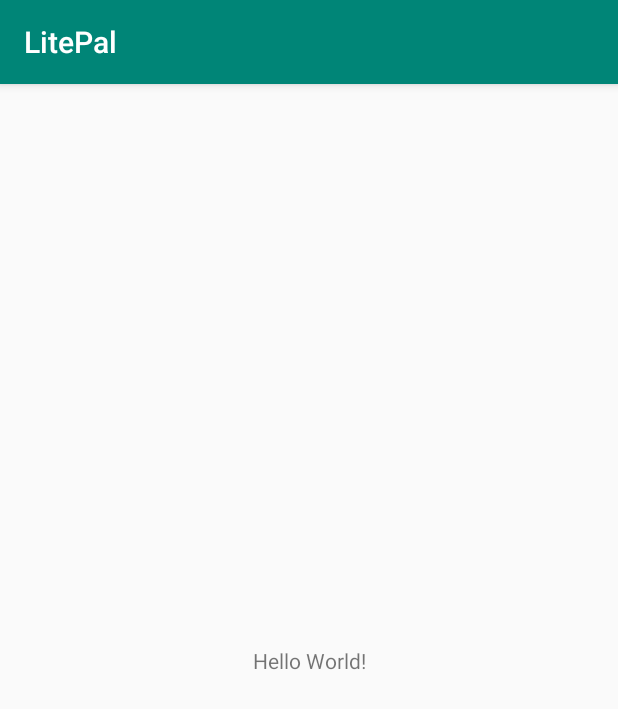
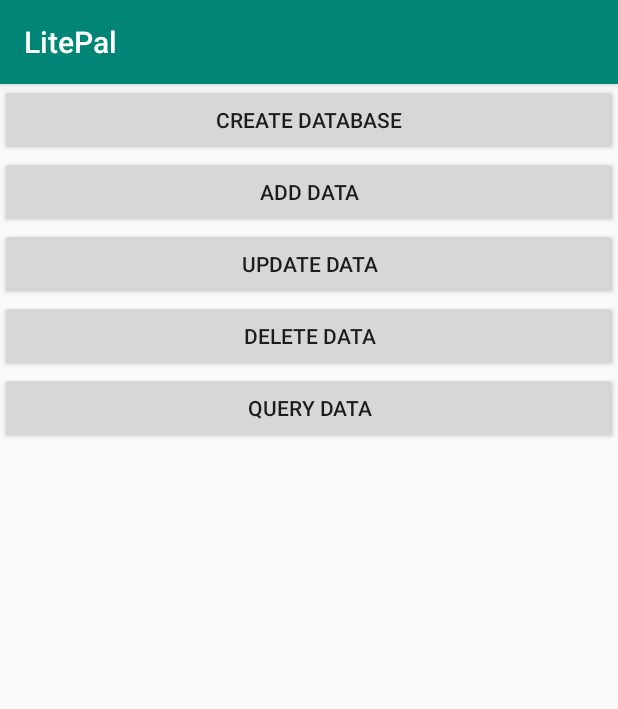
Before and after one commit to zqzal/LitePalTest, an Android app: the screen it shows after launch (MainActivity), on a phone screen of 412 x 824 dp. Shown: the top 709 px of the screen. Run offline under Robolectric (Android 15) with nearby library versions, the phone set to English and light mode, and no system bars; libraries missing offline, so code that uses them is left out: org.litepal.

Commit message:
Litepal init

```diff
--- a/app/src/main/AndroidManifest.xml
+++ b/app/src/main/AndroidManifest.xml
@@ -3,6 +3,7 @@
     package="com.xuxi.litepal">
 
     <application
+        android:name="org.litepal.LitePalApplication"
         android:allowBackup="true"
         android:icon="@mipmap/ic_launcher"
         android:label="@string/app_name"
--- a/app/src/main/java/com/xuxi/litepal/MainActivity.java
+++ b/app/src/main/java/com/xuxi/litepal/MainActivity.java
@@ -3,6 +3,10 @@ package com.xuxi.litepal;
 import androidx.appcompat.app.AppCompatActivity;
 
 import android.os.Bundle;
+import android.view.View;
+import android.widget.Button;
+
+import org.litepal.LitePal;
 
 public class MainActivity extends AppCompatActivity {
 
@@ -10,5 +14,14 @@ public class MainActivity extends AppCompatActivity {
     protected void onCreate(Bundle savedInstanceState) {
         super.onCreate(savedInstanceState);
         setContentView(R.layout.activity_main);
+
+        Button createDatabase = findViewById(R.id.create_database);
+        createDatabase.setOnClickListener(new View.OnClickListener() {
+            @Override
+            public void onClick(View view) {
+                LitePal.getDatabase();
+            }
+        });
+
     }
 }
--- a/app/src/main/res/layout/activity_main.xml
+++ b/app/src/main/res/layout/activity_main.xml
@@ -1,18 +1,37 @@
 <?xml version="1.0" encoding="utf-8"?>
-<androidx.constraintlayout.widget.ConstraintLayout xmlns:android="http://schemas.android.com/apk/res/android"
-    xmlns:app="http://schemas.android.com/apk/res-auto"
-    xmlns:tools="http://schemas.android.com/tools"
+<LinearLayout xmlns:android="http://schemas.android.com/apk/res/android"
+    android:orientation="vertical"
     android:layout_width="match_parent"
-    android:layout_height="match_parent"
-    tools:context=".MainActivity">
+    android:layout_height="match_parent">
 
-    <TextView
-        android:layout_width="wrap_content"
+    <Button
+        android:id="@+id/create_database"
+        android:layout_width="match_parent"
         android:layout_height="wrap_content"
-        android:text="Hello World!"
-        app:layout_constraintBottom_toBottomOf="parent"
-        app:layout_constraintLeft_toLeftOf="parent"
-        app:layout_constraintRight_toRightOf="parent"
-        app:layout_constraintTop_toTopOf="parent" />
+        android:text="create database"/>
 
-</androidx.constraintlayout.widget.ConstraintLayout>
+    <Button
+        android:id="@+id/add_data"
+        android:layout_width="match_parent"
+        android:layout_height="wrap_content"
+        android:text="Add data"/>
+
+    <Button
+        android:id="@+id/update_data"
+        android:layout_width="match_parent"
+        android:layout_height="wrap_content"
+        android:text="update data"/>
+
+    <Button
+        android:id="@+id/delete_data"
+        android:layout_width="match_parent"
+        android:layout_height="wrap_content"
+        android:text="Delete data"/>
+
+    <Button
+        android:id="@+id/query_data"
+        android:layout_width="match_parent"
+        android:layout_height="wrap_content"
+        android:text="Query data"/>
+
+</LinearLayout>
```
Also changed, not shown: app/src/main/assets/litepal.xml (added, +12 -0 lines), app/src/main/java/com/xuxi/litepal/Book.java (added, +56 -0 lines).
